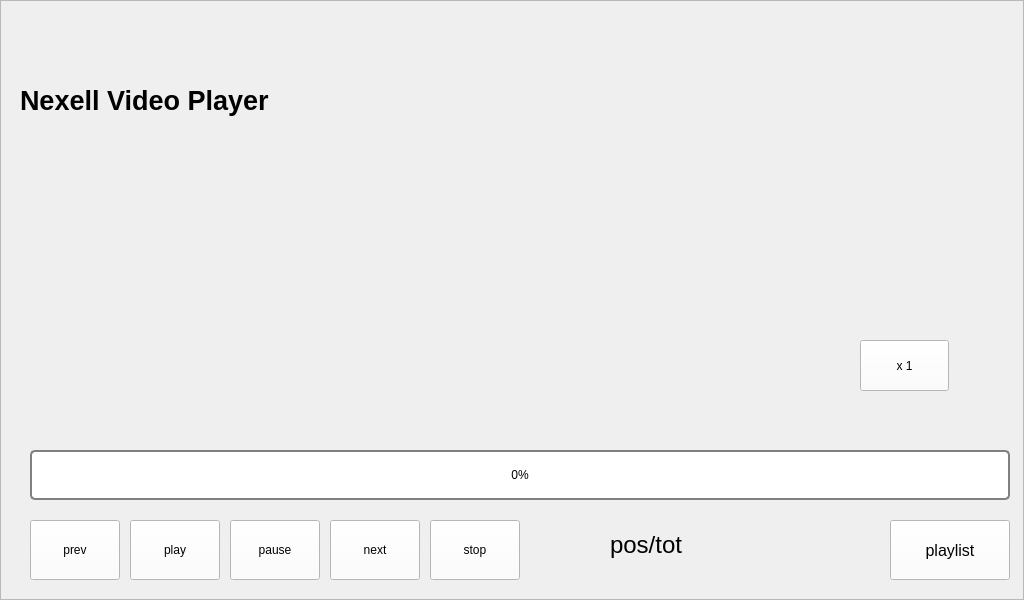
Qt form apps/NxGstVideoPlayer/PlayerVideoFrame.ui (CoasiaNexell/linux_library_nx-gst-video-player) before a commit.
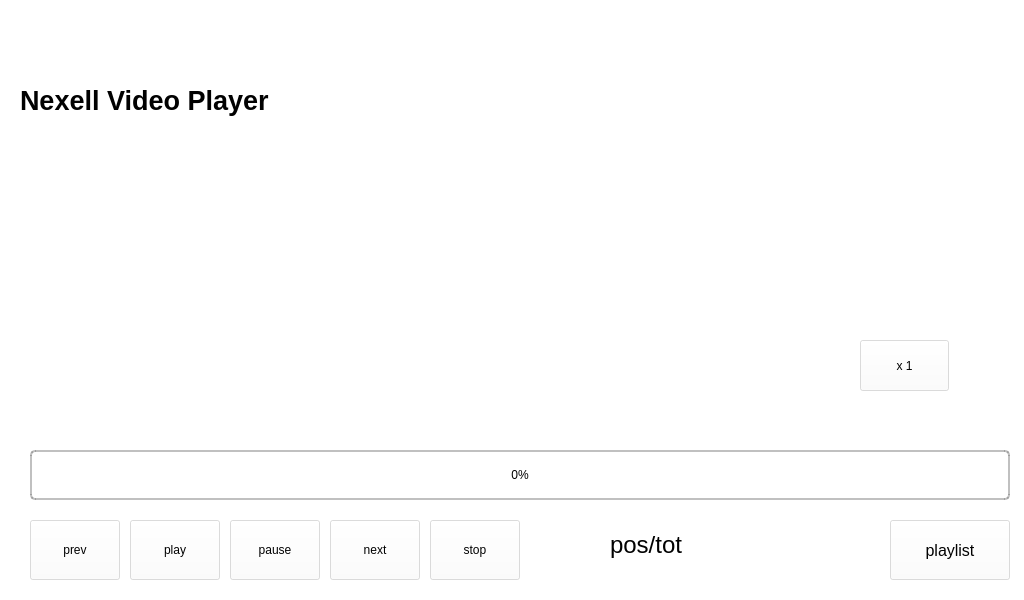
The same form after that commit.

Commit message:
NxGstVideoPlayer: added standalone application.
This patch adds standalone application.
 - The app and library type depends on the *.pro file.
  - To build an app, set the TEMPLATE value to app.
  - To build a library, set the TEMPLATE value to lib.

```diff
--- a/apps/NxGstVideoPlayer/PlayerVideoFrame.ui
+++ b/apps/NxGstVideoPlayer/PlayerVideoFrame.ui
@@ -17,7 +17,9 @@
    <bool>false</bool>
   </property>
   <property name="styleSheet">
-   <string notr="true">color: rgb(1, 1, 1);</string>
+   <string notr="true">background: rgba(0, 0, 0, 0%);
+color: rgb(1, 1, 1);
+</string>
   </property>
   <property name="frameShape">
    <enum>QFrame::StyledPanel</enum>
@@ -41,7 +43,7 @@
     </size>
    </property>
    <property name="styleSheet">
-    <string notr="true">background-color: rgb(255, 255, 255);
+    <string notr="true">background-color: rgba(255, 255, 255, 50%);
 color: rgba(1, 1, 1);</string>
    </property>
    <property name="text">
@@ -64,7 +66,7 @@
     </size>
    </property>
    <property name="styleSheet">
-    <string notr="true">background-color: rgb(255, 255, 255);
+    <string notr="true">background-color: rgb(255, 255, 255, 50%);
 color: rgba(1, 1, 1);</string>
    </property>
    <property name="text">
@@ -88,12 +90,12 @@
    </property>
    <property name="styleSheet">
     <string notr="true">QProgressBar {
-border: 2px solid grey;
+border: 2px solid rgba(128, 128, 128, 50%);
 border-radius: 5px;
 }
 
 QProgressBar::chunk {
-background-color: rgb(37, 86, 201);
+background-color: rgba(37, 86, 201, 50%);
 /*background-color: #05B8CC;*/
 width: 20px;
 /*margin: 0.5px;*/
@@ -133,7 +135,7 @@
     </size>
    </property>
    <property name="styleSheet">
-    <string notr="true">background-color: rgb(255, 255, 255);
+    <string notr="true">background-color: rgba(255, 255, 255, 50%);
 color: rgba(1, 1, 1);</string>
    </property>
    <property name="text">
@@ -174,7 +176,7 @@
     </size>
    </property>
    <property name="styleSheet">
-    <string notr="true">background-color: rgb(255, 255, 255);
+    <string notr="true">background-color: rgba(255, 255, 255, 50%);
 color: rgba(1, 1, 1);</string>
    </property>
    <property name="text">
@@ -202,7 +204,7 @@
     </font>
    </property>
    <property name="styleSheet">
-    <string notr="true">background-color: rgb(255, 255, 255);
+    <string notr="true">background-color: rgba(255, 255, 255, 50%);
 color: rgba(1, 1, 1);</string>
    </property>
    <property name="text">
@@ -258,7 +260,7 @@
     </size>
    </property>
    <property name="styleSheet">
-    <string notr="true">background-color: rgb(255, 255, 255);
+    <string notr="true">background-color: rgba(255, 255, 255, 50%);
 color: rgba(1, 1, 1);</string>
    </property>
    <property name="text">
@@ -453,7 +455,7 @@
     </palette>
    </property>
    <property name="styleSheet">
-    <string notr="true">background-color: rgba(0, 0, 0, 0%);</string>
+    <string notr="true">background: rgba(0, 0, 0, 0%);</string>
    </property>
   </widget>
   <widget class="QLabel" name="subTitleLabel">
@@ -508,7 +510,7 @@
     </rect>
    </property>
    <property name="styleSheet">
-    <string notr="true">background-color: rgb(255, 255, 255);
+    <string notr="true">background-color: rgba(255, 255, 255, 50%);
 color: rgba(1, 1, 1);</string>
    </property>
    <property name="text">
```
The commit also changes 26 other files.
